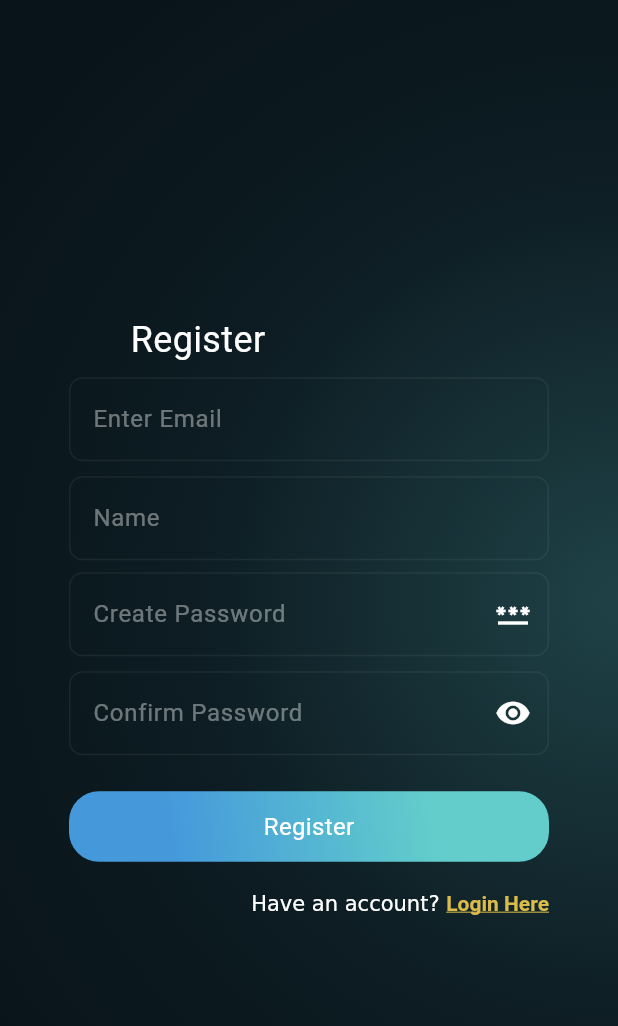
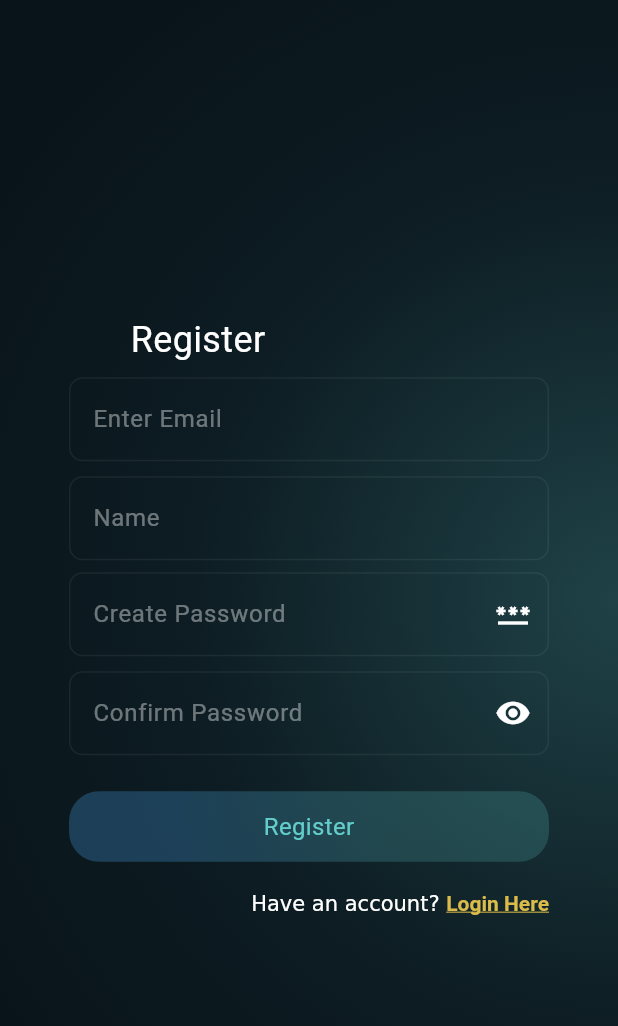
Before and after one commit to thethninphyu/youapp, a Flutter app: the RegisterWidget screen opened by its route, on a phone screen of 412 x 824 dp. Shown: the top 1026 px of the screen. Run offline on Flutter 3.47's test engine with Material 3 defaults, Android fonts, the phone set to English and light mode, and no system bars; our stand-ins replace bloc, dio, flutter_bloc, flutter_easyloading, flutter_modular, font_awesome_flutter and 3 more; missing offline and left inert: textfield_tags; accounts and stored records are empty; Roboto replaces fonts that are missing (Gilroy).

Commit message:
update auth

```diff
--- a/lib/auth/register/register.dart
+++ b/lib/auth/register/register.dart
@@ -30,15 +30,27 @@ class RegisterWidgetState extends State<RegisterWidget> {
   final TextEditingController _confirmPasswordController =
       TextEditingController();
   bool _hidePwd = true;
-  bool isButtonDisable = false;
+
   AuthResponse? responseData;
 
-  // final LoadingDialogController _loginDialogController =
-  //     LoadingDialogController();
-
+  bool isButtonEnabled = false;
   @override
   void initState() {
     super.initState();
+    _nameController.addListener(_updateButtonState);
+    _emailController.addListener(_updateButtonState);
+    _passwordController.addListener(_updateButtonState);
+    _confirmPasswordController.addListener(_updateButtonState);
+  }
+
+  bool? _updateButtonState() {
+    setState(() {
+      isButtonEnabled = _emailController.text.isNotEmpty &&
+          _nameController.text.isNotEmpty &&
+          _passwordController.text.isNotEmpty &&
+          _confirmPasswordController.text.isNotEmpty;
+    });
+    return null;
   }
 
   @override
@@ -127,7 +139,7 @@ class RegisterWidgetState extends State<RegisterWidget> {
                   focusNode: _emailFocus,
                   cursorColor: YouAppColor.whiteColor,
                   textInputAction: TextInputAction.next,
-                  keyboardType: TextInputType.text,
+                  keyboardType: TextInputType.emailAddress,
                   style: const TextStyle(color: YouAppColor.whiteColor),
                   validator: validateEmail,
                   decoration:
@@ -195,10 +207,6 @@ class RegisterWidgetState extends State<RegisterWidget> {
                 ),
                 const SizedBox(height: 24),
                 YouAppButton(
-                    child: const Text(
-                      "Register",
-                      style: TextStyle(color: Colors.white, fontSize: 16),
-                    ),
                   onPressed: () {
                     if (_formKey.currentState!.validate()) {
                       context.read<AuthBloc>().add(RegisterEvent(
@@ -208,7 +216,17 @@ class RegisterWidgetState extends State<RegisterWidget> {
                             password: _passwordController.text.toString(),
                           )));
                     }
-                    }),
+                  },
+                  isEnabled: isButtonEnabled,
+                  child: Text(
+                    "Register",
+                    style: TextStyle(
+                        color: isButtonEnabled
+                            ? YouAppColor.whiteColor
+                            : YouAppColor.disableTextColor,
+                        fontSize: 16),
+                  ),
+                ),
                 const SizedBox(height: 20),
                 Align(
                   alignment: Alignment.centerRight,
--- a/lib/login/login_bloc.dart
+++ b/lib/login/login_bloc.dart
@@ -26,7 +26,6 @@ class LoginBloc extends Bloc<LoginEvent, LoginState> {
       try {
         emit(state.copyWith(addStatus: Status.loading));
 
-        logger.e("REQUESTMODEL${event.loginRequestModel.toJson()}");
         final response = await repository.loginApi(event.loginRequestModel);
         final loginResponse = LoginResponse.fromJson(response);
 
--- a/lib/profile/user_profile.dart
+++ b/lib/profile/user_profile.dart
@@ -188,7 +188,6 @@ class _UserProfileState extends State<UserProfile> {
             children: [
               Text(
                 title,
-
                 style: const TextStyle(
                   color: Colors.white,
                   fontSize: 16,
--- a/lib/util/app_color.dart
+++ b/lib/util/app_color.dart
@@ -10,6 +10,10 @@ class YouAppColor {
   static const Color badgeColor = Color(0xFFA01313);
   static const Color grey = Color(0xFF9E9E9E);
   static const Color goldColor = Color(0xFFdbbb49);
+  static const Color disableTextColor = Color(0xFf62CDCB);
+
+  static const Color disableBtnColor = Color(0xFF62CDCB);
+  static const Color disableBtnOneColor = Color(0xFF4599DB);
   static const Color profileBackgroundColor = Color(0xFF0E191F);
   static const Color goldenColor = Color(0xFF94783E);
   static const Color cardColor = Color(0xFF0E191F);
--- a/lib/widgets/ptb_go_button.dart
+++ b/lib/widgets/ptb_go_button.dart
@@ -1,27 +1,37 @@
 import 'package:flutter/material.dart';
+import 'package:youapp/util/app_color.dart';
 
 class YouAppButton extends StatelessWidget {
   final VoidCallback onPressed;
   final Widget child;
+  final bool isEnabled;
 
-
-  const YouAppButton({super.key, required this.onPressed, required this.child});
+  const YouAppButton({
+    super.key,
+    required this.onPressed,
+    required this.child,
+    required this.isEnabled,
+  });
 
   @override
   Widget build(BuildContext context) {
     return GestureDetector(
-      onTap: onPressed,
       child: Container(
         padding: const EdgeInsets.symmetric(vertical: 12, horizontal: 24),
         decoration: BoxDecoration(
-          gradient: const LinearGradient(
+          gradient: LinearGradient(
             begin: Alignment.topRight,
             end: Alignment.bottomLeft,
-            colors: [
-              Color(0xFF62CDCB),
-              Color(0xFF4599DB),
-            ],
-            stops: [0.2488, 0.7849],
+            colors: isEnabled
+                ? [
+                    YouAppColor.disableBtnColor,
+                    YouAppColor.disableBtnOneColor,
+                  ]
+                : [
+                    YouAppColor.disableBtnColor.withOpacity(0.2),
+                    YouAppColor.disableBtnOneColor.withOpacity(0.3),
+                  ],
+            stops: const [0.2488, 0.7849],
           ),
           borderRadius: BorderRadius.circular(20),
         ),
```
Also changed, not shown: lib/auth/login/login.dart (+16 -6 lines). Lines whose indentation alone changed are shown as unchanged.
